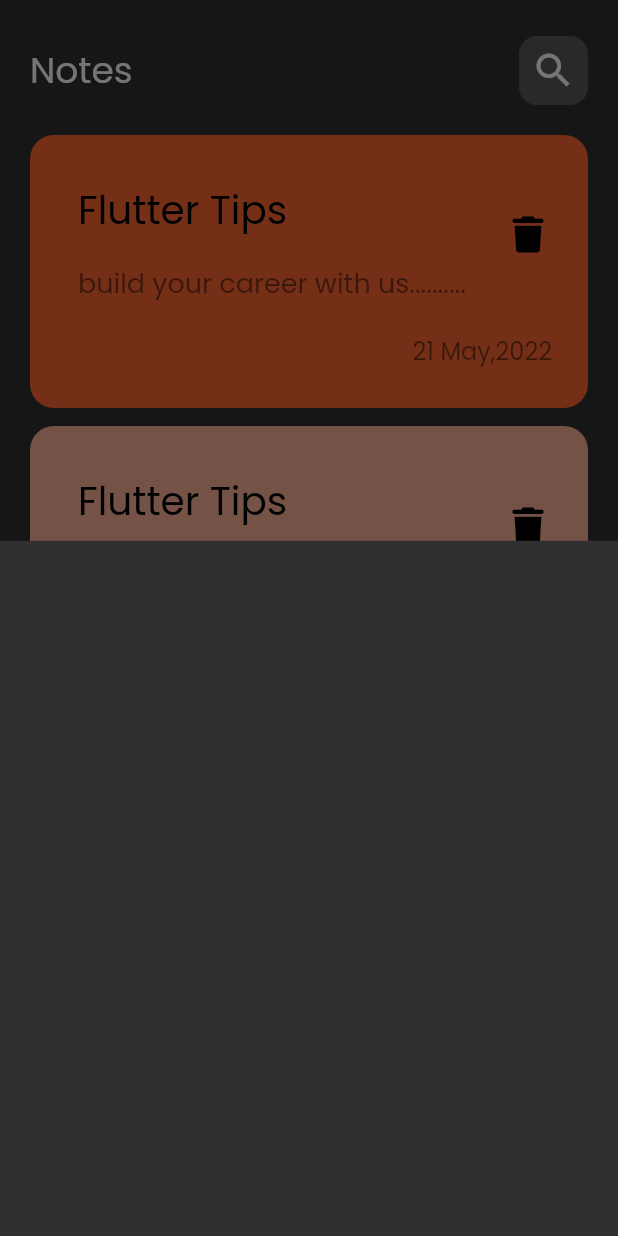
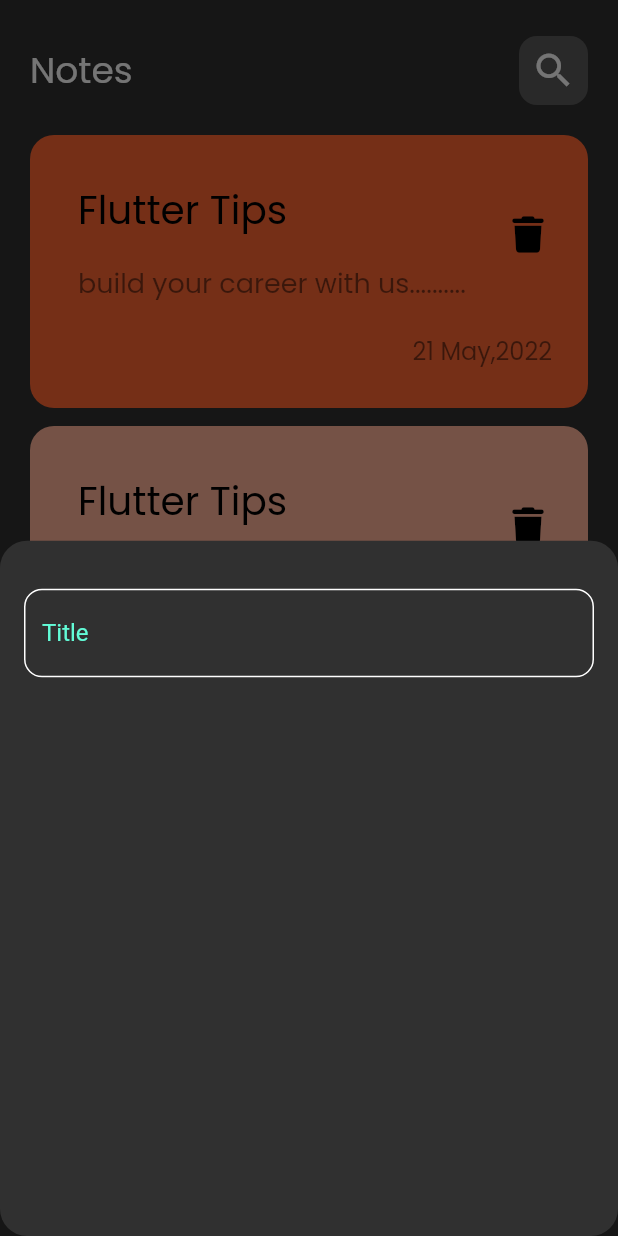
Before and after one commit to abdelrahmanredaelgendy/notes_app, a Flutter app: the screen it shows after launch, after a tap on the "add" icon, on a phone screen of 412 x 824 dp. Run offline on Flutter 3.47's test engine with Material 2 defaults, Android fonts, the phone set to English and light mode, and no system bars; our stand-ins replace font_awesome_flutter, google_fonts; Roboto replaces fonts that are missing (GoogleFonts.poppins).

Commit message:
create custom text field

```diff
--- /dev/null
+++ b/lib/constants.dart
@@ -0,0 +1,3 @@
+import 'package:flutter/material.dart';
+
+Color kPrimaryColor =Color(0xff62fcd7);
--- a/lib/views/notes_view.dart
+++ b/lib/views/notes_view.dart
@@ -12,6 +12,9 @@ class NotesView extends StatelessWidget {
       floatingActionButton: FloatingActionButton(
           onPressed: () {
             showModalBottomSheet(
+              shape: RoundedRectangleBorder(
+                borderRadius: BorderRadius.circular(18),
+              ),
               context: context,
               builder: (context) {
                 return const AddNoteBottomSheet();
--- a/lib/views/widgets/add_note_bottom_sheet.dart
+++ b/lib/views/widgets/add_note_bottom_sheet.dart
@@ -1,10 +1,55 @@
 import 'package:flutter/material.dart';
+import 'package:note_app/constants.dart';
 
 class AddNoteBottomSheet extends StatelessWidget {
   const AddNoteBottomSheet({super.key});
 
   @override
   Widget build(BuildContext context) {
-    return Container();
+    return const Padding(
+      padding: EdgeInsets.symmetric(horizontal: 16.0),
+      child: Column(
+        children: [
+          SizedBox(
+            height: 32,
+          ),
+          CustomTextField(),
+        ],
+      ),
+    );
   }
 }
+
+class CustomTextField extends StatelessWidget {
+  const CustomTextField({super.key});
+
+  @override
+  Widget build(BuildContext context) {
+    return  TextField(
+      cursorColor: kPrimaryColor,
+
+      decoration: InputDecoration(
+        hintText: 'Title',
+        hintStyle: TextStyle(color: kPrimaryColor),
+        border: const OutlineInputBorder(
+          borderSide: BorderSide(color: Colors.white),
+          borderRadius: BorderRadius.all(
+            Radius.circular(12.0),
+          ),
+        ),
+        enabledBorder:const  OutlineInputBorder(
+          borderSide: BorderSide(color: Colors.white),
+          borderRadius: BorderRadius.all(
+            Radius.circular(12.0),
+          ),
+        ),
+        focusedBorder: OutlineInputBorder(
+          borderSide: BorderSide(color: kPrimaryColor),
+          borderRadius:const  BorderRadius.all(
+            Radius.circular(12.0),
+          ),
+        ),
+      ),
+    );
+  }
+}
```
